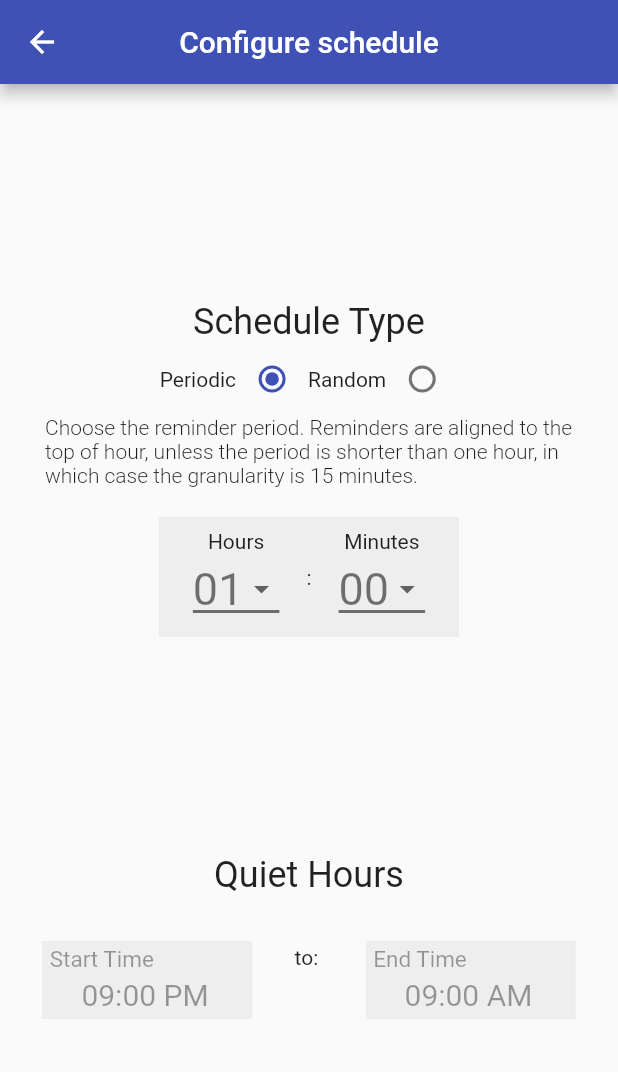
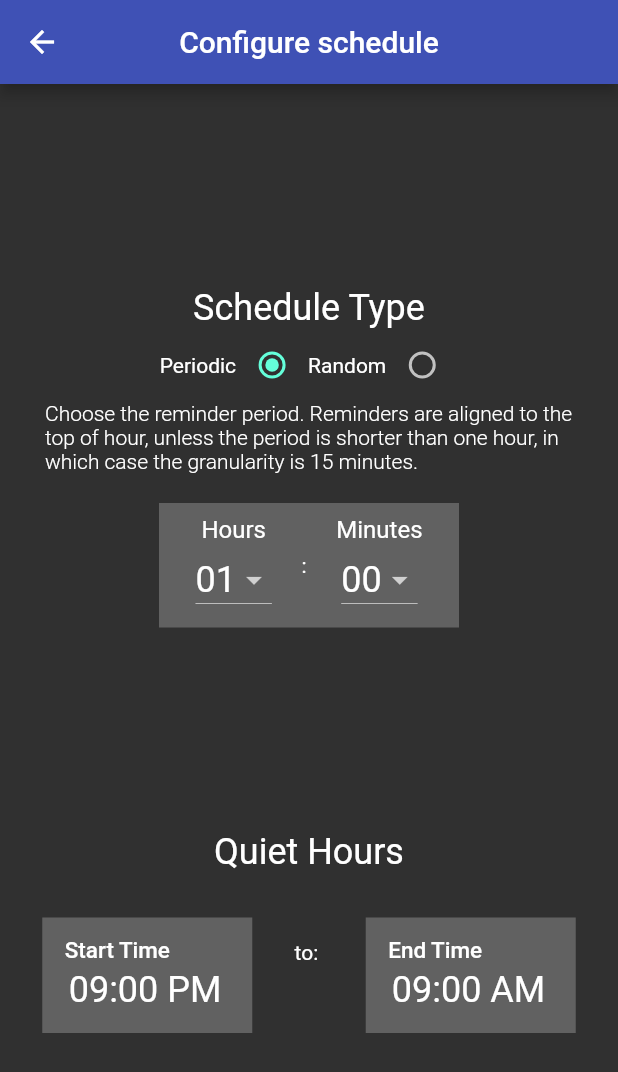
Before and after one commit to kmac/mindfulnotifier, a Flutter app: the SchedulesWidget screen opened by its route, on a phone screen of 412 x 824 dp. Shown: the top 1072 px of the screen. Run offline on Flutter 3.47's test engine with Material 2 defaults, Android fonts, the phone set to English and light mode, and no system bars; our stand-ins replace date_format, flutter_local_notifications, flutter_native_timezone, flutter_time_picker_spinner, get, just_audio and 5 more; missing offline and left inert: android_alarm_manager, audio_session, flutter_background_service; accounts and stored records are empty.

Commit message:
Added 'advanced' preferences (to be renamed) with theme selection
- basics seem to be working, maybe not alarms on reboot?
- commiting before ripping out the backgroundservice

```diff
--- a/lib/components/backgroundservice.dart
+++ b/lib/components/backgroundservice.dart
@@ -3,13 +3,12 @@ import 'package:flutter/cupertino.dart';
 import 'package:flutter/material.dart';
 import 'package:flutter_background_service/flutter_background_service.dart';
 import 'package:get/get.dart';
-import 'package:mindfulnotifier/components/datastore.dart' as datastore;
+import 'package:mindfulnotifier/components/datastore.dart';
 import 'package:mindfulnotifier/components/constants.dart' as constants;
 import 'package:mindfulnotifier/components/schedule.dart' as schedule;
 import 'package:mindfulnotifier/components/utils.dart';
 
 void startScheduler() async {
-  await datastore.ScheduleDataStore.getInstance();
   print("startScheduler");
   await schedule.initializeScheduler();
 }
@@ -29,6 +28,8 @@ void onStartService() async {
   service.setNotificationInfo(title: constants.appName, content: 'Running');
 
   doForegroundService();
+  ScheduleDataStore ds = await ScheduleDataStore.getInstance();
+  Get.put(ds);
   startScheduler();
   // service.setForegroundMode(false);
 }
--- a/lib/components/router.dart
+++ b/lib/components/router.dart
@@ -1,5 +1,6 @@
 import 'package:get/get.dart';
 import 'package:mindfulnotifier/screens/app/mindfulnotifier.dart';
+import 'package:mindfulnotifier/screens/advanced/advanced.dart';
 import 'package:mindfulnotifier/screens/schedules/schedulesview.dart';
 import 'package:mindfulnotifier/screens/reminders/reminderview.dart';
 
@@ -23,7 +24,7 @@ class Router {
     ),
     GetPage(
       name: '/advanced',
-      page: () => MindfulNotifierWidget(),
+      page: () => AdvancedWidget(),
     ),
   ];
 }
--- a/lib/components/utils.dart
+++ b/lib/components/utils.dart
@@ -1,3 +1,4 @@
+import 'package:flutter/material.dart';
 import 'package:date_format/date_format.dart';
 
 String timeNumToString(int source) {
@@ -17,3 +18,8 @@ String formatHHMMSS(DateTime dt) {
   return formatDate(DateTime(2019, 08, 1, dt.hour, dt.minute, dt.second),
       [hh, ':', nn, ':', ss, " ", am]).toString();
 }
+
+bool isDark(var context) {
+  final Brightness brightnessValue = MediaQuery.of(context).platformBrightness;
+  return brightnessValue == Brightness.dark;
+}
--- a/lib/screens/reminders/reminderview.dart
+++ b/lib/screens/reminders/reminderview.dart
@@ -1,5 +1,4 @@
 import 'dart:ui';
-import 'dart:async';
 
 import 'package:flutter/cupertino.dart';
 import 'package:flutter/material.dart';
--- a/lib/screens/schedules/schedulesview.dart
+++ b/lib/screens/schedules/schedulesview.dart
@@ -175,19 +175,14 @@ class SchedulesWidget extends StatelessWidget {
   final SchedulesWidgetController controller =
       Get.put(SchedulesWidgetController());
 
-  DropdownButton<int> _buildDropDown(
-      int dropdownValue, List<int> allowedValues, Function onChangedFunc,
+  DropdownButton<int> _buildDropDown(var context, int dropdownValue,
+      List<int> allowedValues, Function onChangedFunc,
       [bool useTwoDigits = false]) {
     return DropdownButton<int>(
       value: dropdownValue,
-      // icon: Icon(Icons.arrow_downward),
-      // iconSize: 24,
       elevation: 16,
-      // style: TextStyle(color: Colors.deepPurple, fontSize: 20),
-      style: TextStyle(color: Colors.black54, fontSize: 30),
-      underline: Container(height: 2, color: Colors.black54
-          // color: Colors.deepPurpleAccent,
-          ),
+      style: Theme.of(context).textTheme.headline5,
+      // underline: Container(height: 2, color: Colors.black54),
       onChanged: onChangedFunc,
       items: allowedValues.map<DropdownMenuItem<int>>((int value) {
         return DropdownMenuItem<int>(
@@ -204,7 +199,8 @@ class SchedulesWidget extends StatelessWidget {
         // height: 80,
         width: 110,
         child: Container(
-            decoration: BoxDecoration(color: Colors.grey[200]),
+            // decoration: BoxDecoration(color: Colors.grey[200]),
+            decoration: BoxDecoration(color: Theme.of(context).backgroundColor),
             padding: EdgeInsets.all(8),
             // margin: EdgeInsets.only(
             //     top: 2, left: 2, right: 2, bottom: 2),
@@ -274,7 +270,9 @@ class SchedulesWidget extends StatelessWidget {
                     ),
                     softWrap: true)),
             new Container(
-                decoration: BoxDecoration(color: Colors.grey[200]),
+                // decoration: BoxDecoration(color: Colors.grey[200]),
+                decoration:
+                    BoxDecoration(color: Theme.of(context).backgroundColor),
                 padding: EdgeInsets.all(8),
                 width: 200,
                 child: new Row(
@@ -282,8 +280,12 @@ class SchedulesWidget extends StatelessWidget {
                   children: [
                     new Column(
                       children: [
-                        Text('Hours'),
+                        Text(
+                          'Hours',
+                          style: Theme.of(context).textTheme.subtitle1,
+                        ),
                         _buildDropDown(
+                            context,
                             controller.periodicHours.value,
                             [0, 1, 2, 3, 4, 8, 12],
                             (value) => controller.periodicHours.value = value,
@@ -293,8 +295,12 @@ class SchedulesWidget extends StatelessWidget {
                     Text(' : '),
                     new Column(
                       children: [
-                        Text('Minutes'),
+                        Text(
+                          'Minutes',
+                          style: Theme.of(context).textTheme.subtitle1,
+                        ),
                         _buildDropDown(
+                            context,
                             controller.periodicMinutes.value,
                             // controller.periodicMinutes.value == 0 &&
                             controller.periodicHours.value > 0
@@ -377,6 +383,30 @@ class SchedulesWidget extends StatelessWidget {
     }
   }
 
+  Widget _buildQuietHoursWidget(
+      var context, String labelText, var textController /*, var obxVal*/) {
+    return Container(
+        width: 140,
+        // height: _height / 9,
+        margin: EdgeInsets.only(top: 30),
+        alignment: Alignment.center,
+        decoration: // BoxDecoration(color: Colors.grey[200]),
+            BoxDecoration(color: Theme.of(context).backgroundColor),
+        child: TextFormField(
+          // style: TextStyle(fontSize: 20),
+          style: Theme.of(context).textTheme.headline5,
+          textAlign: TextAlign.center,
+          enabled: false,
+          keyboardType: TextInputType.text,
+          controller: textController,
+          decoration: InputDecoration(
+              disabledBorder: UnderlineInputBorder(borderSide: BorderSide.none),
+              labelText: labelText,
+              labelStyle: Theme.of(context).textTheme.headline6,
+              contentPadding: EdgeInsets.all(15)),
+        ));
+  }
+
   List<Widget> _buildQuietHoursView(BuildContext context) {
     List<Widget> widgets = [
       Text('Quiet Hours', style: Theme.of(context).textTheme.headline5),
@@ -387,46 +417,52 @@ class SchedulesWidget extends StatelessWidget {
               onTap: () {
                 _selectQuietHoursStartTime(context);
               },
-              child: Container(
-                  width: 140,
-                  margin: EdgeInsets.only(top: 30),
-                  alignment: Alignment.center,
-                  decoration: BoxDecoration(color: Colors.grey[200]),
-                  child: TextFormField(
-                    style: TextStyle(fontSize: 20),
-                    textAlign: TextAlign.center,
-                    enabled: false,
-                    keyboardType: TextInputType.text,
-                    controller: controller.quietHoursStartTimeController,
-                    decoration: InputDecoration(
-                        disabledBorder:
-                            UnderlineInputBorder(borderSide: BorderSide.none),
-                        labelText: 'Start Time',
-                        contentPadding: EdgeInsets.all(5)),
-                  ))),
+              child: _buildQuietHoursWidget(context, 'Start Time',
+                  controller.quietHoursStartTimeController)),
+          // child: Container(
+          //     width: 140,
+          //     margin: EdgeInsets.only(top: 30),
+          //     alignment: Alignment.center,
+          //     decoration: // BoxDecoration(color: Colors.grey[200]),
+          //         BoxDecoration(color: Theme.of(context).backgroundColor),
+          //     child: TextFormField(
+          //       style: TextStyle(fontSize: 20),
+          //       textAlign: TextAlign.center,
+          //       enabled: false,
+          //       keyboardType: TextInputType.text,
+          //       controller: controller.quietHoursStartTimeController,
+          //       decoration: InputDecoration(
+          //           disabledBorder:
+          //               UnderlineInputBorder(borderSide: BorderSide.none),
+          //           labelText: 'Start Time',
+          //           contentPadding: EdgeInsets.all(5)),
+          //     ))),
           Text('to: '),
           InkWell(
               onTap: () {
                 _selectQuietHoursEndTime(context);
               },
-              child: Container(
-                  width: 140,
-                  // height: _height / 9,
-                  margin: EdgeInsets.only(top: 30),
-                  alignment: Alignment.center,
-                  decoration: BoxDecoration(color: Colors.grey[200]),
-                  child: TextFormField(
-                    style: TextStyle(fontSize: 20),
-                    textAlign: TextAlign.center,
-                    enabled: false,
-                    keyboardType: TextInputType.text,
-                    controller: controller.quietHoursEndTimeController,
-                    decoration: InputDecoration(
-                        disabledBorder:
-                            UnderlineInputBorder(borderSide: BorderSide.none),
-                        labelText: 'End Time',
-                        contentPadding: EdgeInsets.all(5)),
-                  ))),
+              child: _buildQuietHoursWidget(
+                  context, 'End Time', controller.quietHoursEndTimeController)),
+          // child: Container(
+          //     width: 140,
+          //     // height: _height / 9,
+          //     margin: EdgeInsets.only(top: 30),
+          //     alignment: Alignment.center,
+          //     decoration: // BoxDecoration(color: Colors.grey[200]),
+          //         BoxDecoration(color: Theme.of(context).backgroundColor),
+          //     child: TextFormField(
+          //       style: TextStyle(fontSize: 20),
+          //       textAlign: TextAlign.center,
+          //       enabled: false,
+          //       keyboardType: TextInputType.text,
+          //       controller: controller.quietHoursEndTimeController,
+          //       decoration: InputDecoration(
+          //           disabledBorder:
+          //               UnderlineInputBorder(borderSide: BorderSide.none),
+          //           labelText: 'End Time',
+          //           contentPadding: EdgeInsets.all(5)),
+          //     ))),
         ],
       ),
     ];
```
Also changed, not shown: lib/components/datastore.dart (+46 -3 lines), lib/components/schedule.dart (+27 -6 lines), lib/main.dart (+11 -28 lines), lib/screens/advanced/advanced.dart (added, +123 -0 lines), lib/screens/app/mindfulnotifier.dart (+10 -3 lines), lib/theme/themes.dart (added, +60 -0 lines).
